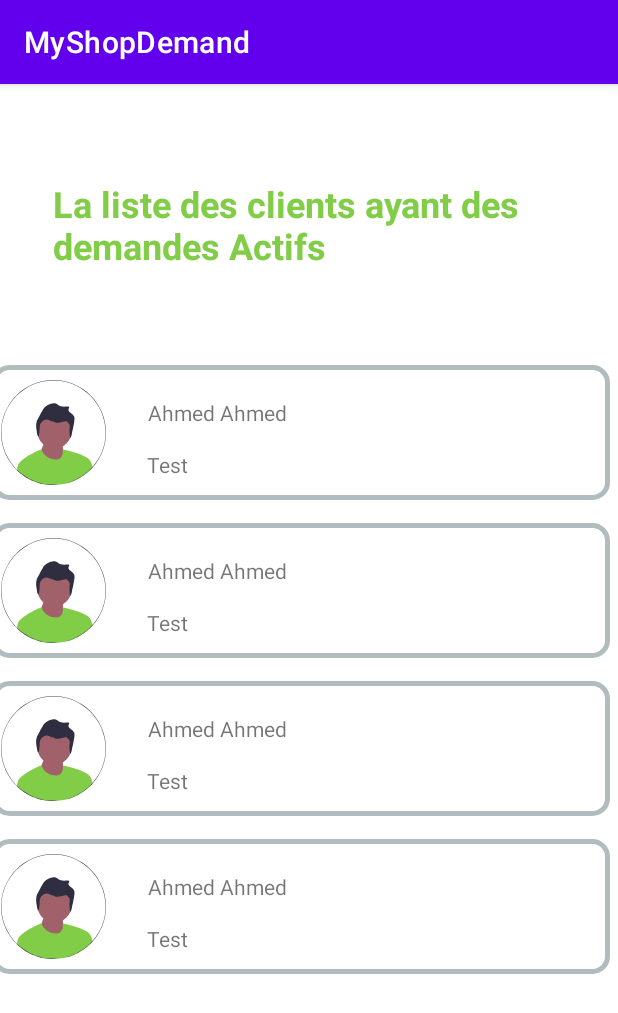
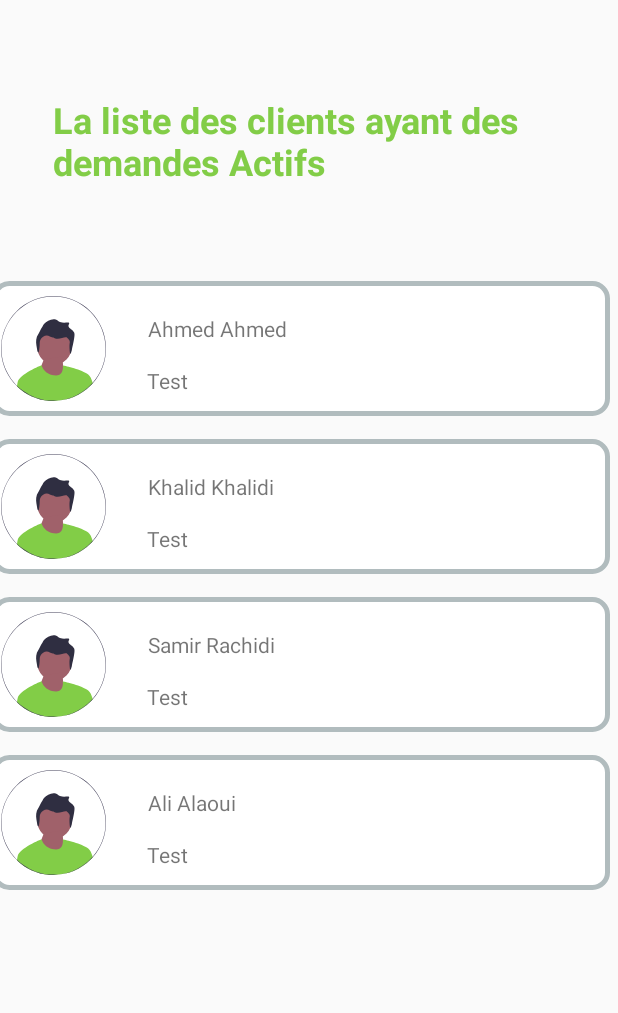
Before and after one commit to oussama-bouzekraoui01/MyShopDemand, an Android app: the ClientActivity screen opened directly, with no data from a screen before it, on a phone screen of 412 x 824 dp. Shown: the top 1013 px of the screen. Run offline under Robolectric (Android 15) with nearby library versions, the phone set to English and light mode, and no system bars; our stand-ins replace Firebase (no records; nobody signed in at launch, a user with empty details on screens opened directly).

Commit message:
last commit

```diff
--- a/app/build.gradle
+++ b/app/build.gradle
@@ -1,5 +1,6 @@
 plugins {
     id 'com.android.application'
+    id 'com.google.gms.google-services'
 }
 
 android {
@@ -33,6 +34,7 @@ dependencies {
     implementation 'androidx.appcompat:appcompat:1.5.1'
     implementation 'com.google.android.material:material:1.7.0'
     implementation 'androidx.constraintlayout:constraintlayout:2.1.4'
+    implementation 'com.google.firebase:firebase-database:20.1.0'
     testImplementation 'junit:junit:4.13.2'
     androidTestImplementation 'androidx.test.ext:junit:1.1.4'
     androidTestImplementation 'androidx.test.espresso:espresso-core:3.5.0'
--- a/app/src/main/AndroidManifest.xml
+++ b/app/src/main/AndroidManifest.xml
@@ -10,7 +10,7 @@
         android:label="@string/app_name"
         android:roundIcon="@mipmap/ic_launcher_round"
         android:supportsRtl="true"
-        android:theme="@style/Theme.MyShopDemand"
+        android:theme="@style/Theme.AppCompat.Light.NoActionBar"
         tools:targetApi="31">
         <activity
             android:name=".activities.DemandeActivity"
--- a/app/src/main/java/com/example/myshopdemand/activities/ClientActivity.java
+++ b/app/src/main/java/com/example/myshopdemand/activities/ClientActivity.java
@@ -1,5 +1,6 @@
 package com.example.myshopdemand.activities;
 
+import androidx.annotation.NonNull;
 import androidx.appcompat.app.AppCompatActivity;
 
 import android.content.Intent;
@@ -13,54 +14,84 @@ import com.example.myshopdemand.adapters.ClientAdapter;
 import com.example.myshopdemand.models.Client;
 import com.example.myshopdemand.models.Demande;
 import com.example.myshopdemand.models.Status;
+import com.google.firebase.database.DataSnapshot;
+import com.google.firebase.database.DatabaseError;
+import com.google.firebase.database.DatabaseReference;
+import com.google.firebase.database.FirebaseDatabase;
+import com.google.firebase.database.ValueEventListener;
 
 import java.util.ArrayList;
+import java.util.HashMap;
 
 
 public class ClientActivity extends AppCompatActivity {
+
+
+
 
     @Override
     protected void onCreate(Bundle savedInstanceState) {
         super.onCreate(savedInstanceState);
         setContentView(R.layout.activity_client);
 
-        String[] firstName = {"Ahmed", "Ahmed", "Ahmed", "Ahmed"};
-        String[] lastName = {"Ahmed", "Ahmed", "Ahmed", "Ahmed"};
+        String[] firstName = {"Ahmed", "Khalid", "Samir", "Ali"};
+        String[] lastName = {"Ahmed", "Khalidi", "Rachidi", "Alaoui"};
         String[] phone = {"+21264862388", "+21264862388", "+21264862388", "+21264862388"};
-        String[] email = {"ahmed@gmail.com", "ahmed@gmail.com", "ahmed@gmail.com", "ahmed@gmail.com"};
+        String[] email = {"ahmed@gmail.com", "khalid@gmail.com", "samir@gmail.com", "ali@gmail.com"};
 
 
-        ArrayList<Demande> demandes = new ArrayList<>();
-        demandes.add(new Demande(1l,"2L d'Eau","Achat d'Eau", Status.PENDING, false));
-        demandes.add(new Demande(2l,"1L d'Eau","Achat d'Eau", Status.PENDING, false));
-        demandes.add(new Demande(3l,"6L d'Eau","Achat d'Eau", Status.PENDING, false));
+        HashMap<String, Demande> demandes = new HashMap<>();
+        demandes.put("1",new Demande(1l,"2L d'Eau", false));
+        demandes.put("2",new Demande(2l,"1L d'Eau", false));
+        demandes.put("3", new Demande(3l,"6L d'Eau", false));
 
         ArrayList<Client> clientArrayList = new ArrayList<>();
 
+
         for (int i = 0; i < phone.length; i++) {
-            Client client = new Client(firstName[i], lastName[i], phone[i], email[i], demandes);
+            Client client = new Client(i,firstName[i], lastName[i], phone[i], email[i], demandes);
             clientArrayList.add(client);
         }
 
+
+
         ClientAdapter listAdapter = new ClientAdapter(ClientActivity.this, clientArrayList);
+
+        DatabaseReference reference = FirebaseDatabase.getInstance().getReference().child("Client");
+
+        reference.addValueEventListener(new ValueEventListener() {
+            @Override
+            public void onDataChange(@NonNull DataSnapshot snapshot) {
+                for(DataSnapshot dataSnapshot : snapshot.getChildren()) {
+                    final Client client = dataSnapshot.getValue(Client.class);
+                    clientArrayList.add(client);
+                }
+                listAdapter.notifyDataSetChanged();
+            }
+
+            @Override
+            public void onCancelled(@NonNull DatabaseError error) {
+
+            }
+        });
 
         ListView listView = findViewById(R.id.listViewClients);
         listView.setAdapter(listAdapter);
+
+
 
         listView.setOnItemClickListener(new AdapterView.OnItemClickListener() {
             @Override
             public void onItemClick(AdapterView<?> adapterView, View view, int i, long l) {
                 Intent intent = new Intent(ClientActivity.this, ClientDetailActivity.class);
-//                intent.putExtra("Array_size", clientArrayList.get(i).getDemandes().size());
-//                for(int j = 0; j < clientArrayList.get(i).getDemandes().size(); j++) {
-//                    intent.putExtra("Title "+j, clientArrayList.get(i).getDemandes().get(j).getTitle());
-//                    intent.putExtra("Description "+j, clientArrayList.get(i).getDemandes().get(j).getDescription());
-//                    intent.putExtra("Checked "+j, clientArrayList.get(i).getDemandes().get(j).isChecked());
-//                    //intent.putExtra("Status "+j, clientArrayList.get(i).getDemandes().get(j).getStatus());
-//                    intent.putExtra("Id "+j, clientArrayList.get(i).getDemandes().get(j).getDemandeId());
-//                }
+
+                intent.putExtra("full_name", clientArrayList.get(i).getFirstName() + clientArrayList.get(i).getLastName());
+                intent.putExtra("email", clientArrayList.get(i).getEmail());
+                intent.putExtra("phone", clientArrayList.get(i).getPhone());
+
                 startActivity(intent);
             }
         });
     }
+
 }
--- a/app/src/main/java/com/example/myshopdemand/activities/MainActivity.java
+++ b/app/src/main/java/com/example/myshopdemand/activities/MainActivity.java
@@ -7,11 +7,15 @@ import android.os.Bundle;
 import android.widget.Button;
 
 import com.example.myshopdemand.R;
+import com.google.firebase.database.FirebaseDatabase;
+
+import java.util.HashMap;
 
 public class MainActivity extends AppCompatActivity {
 
     @Override
     protected void onCreate(Bundle savedInstanceState) {
+
         super.onCreate(savedInstanceState);
         setContentView(R.layout.activity_main);
 
@@ -21,5 +25,6 @@ public class MainActivity extends AppCompatActivity {
             Intent i = new Intent(getApplicationContext(),ClientActivity.class);
             startActivity(i);
         });
+
     }
 }
--- a/app/src/main/java/com/example/myshopdemand/adapters/ClientAdapter.java
+++ b/app/src/main/java/com/example/myshopdemand/adapters/ClientAdapter.java
@@ -41,7 +41,7 @@ public class ClientAdapter extends ArrayAdapter<Client> {
         int id = R.drawable.image_profile;
 
         image.setImageResource(id);
-        fullName.setText(client.getFirstname() + " " + client.getLastname());
+        fullName.setText(client.getFirstName() + " " + client.getLastName());
         textDemande.setText("Test");
 
         return convertView;
--- a/app/src/main/java/com/example/myshopdemand/models/Client.java
+++ b/app/src/main/java/com/example/myshopdemand/models/Client.java
@@ -1,32 +1,51 @@
 package com.example.myshopdemand.models;
 
 import java.util.ArrayList;
+import java.util.HashMap;
 
 public class Client {
 
-    private String firstname;
-    private String lastname;
+    private int clientId;
+    private String firstName;
+    private String lastName;
     private String phone;
     private String email;
-    private ArrayList<Demande> demandes;
+    private HashMap<String,Demande> Demandes;
 
-
-
-
-    public String getFirstname() {
-        return firstname;
+    public Client() {
     }
 
-    public void setFirstname(String firstname) {
-        this.firstname = firstname;
+    public Client(int clientId, String firstName, String lastName, String phone, String email, HashMap<String, Demande> demandes) {
+        this.clientId = clientId;
+        this.firstName = firstName;
+        this.lastName = lastName;
+        this.phone = phone;
+        this.email = email;
+        Demandes = demandes;
     }
 
-    public String getLastname() {
-        return lastname;
+    public int getClientId() {
+        return clientId;
     }
 
-    public void setLastname(String lastname) {
-        this.lastname = lastname;
+    public void setClientId(int clientId) {
+        this.clientId = clientId;
+    }
+
+    public String getFirstName() {
+        return firstName;
+    }
+
+    public void setFirstName(String firstName) {
+        this.firstName = firstName;
+    }
+
+    public String getLastName() {
+        return lastName;
+    }
+
+    public void setLastName(String lastName) {
+        this.lastName = lastName;
     }
 
     public String getPhone() {
@@ -45,20 +64,11 @@ public class Client {
         this.email = email;
     }
 
-    public ArrayList<Demande> getDemandes() {
-        return demandes;
+    public HashMap<String, Demande> getDemandes() {
+        return Demandes;
     }
 
-    public void setDemandes(ArrayList<Demande> demandes) {
-        this.demandes = demandes;
-    }
-
-    public Client(String firstname, String lastname, String phone, String email, ArrayList<Demande> demandes) {
-
-        this.firstname = firstname;
-        this.lastname = lastname;
-        this.phone = phone;
-        this.email = email;
-        this.demandes = demandes;
+    public void setDemandes(HashMap<String,Demande> demandes) {
+        Demandes = demandes;
     }
 }
--- a/app/src/main/java/com/example/myshopdemand/models/Demande.java
+++ b/app/src/main/java/com/example/myshopdemand/models/Demande.java
@@ -5,15 +5,16 @@ import java.util.List;
 public class Demande {
     private Long demandeId;
     private String title;
-    private String description;
-    private Status status;
+//    private String description;
+//    private Status status;
     private boolean checked;
 
-    public Demande(Long demandeId, String title, String description, Status status, boolean checked) {
+    public Demande() {
+    }
+
+    public Demande(Long demandeId, String title, boolean checked) {
         this.demandeId = demandeId;
         this.title = title;
-        this.description = description;
-        this.status = status;
         this.checked = checked;
     }
 
@@ -33,21 +34,21 @@ public class Demande {
         this.title = title;
     }
 
-    public String getDescription() {
-        return description;
-    }
-
-    public void setDescription(String description) {
-        this.description = description;
-    }
-
-    public Status getStatus() {
-        return status;
-    }
-
-    public void setStatus(Status status) {
-        this.status = status;
-    }
+//    public String getDescription() {
+//        return description;
+//    }
+//
+//    public void setDescription(String description) {
+//        this.description = description;
+//    }
+//
+//    public Status getStatus() {
+//        return status;
+//    }
+//
+//    public void setStatus(Status status) {
+//        this.status = status;
+//    }
 
     public boolean isChecked() {
         return checked;
--- /dev/null
+++ b/app/src/main/res/layout-land/activity_client.xml
@@ -0,0 +1,38 @@
+<?xml version="1.0" encoding="utf-8"?>
+<RelativeLayout xmlns:android="http://schemas.android.com/apk/res/android"
+    android:layout_width="match_parent"
+    android:layout_height="match_parent"
+    xmlns:tools="http://schemas.android.com/tools"
+    android:textAlignment="center">
+
+    <ListView
+        android:id="@+id/listViewClients"
+        android:layout_width="583dp"
+        android:layout_height="237dp"
+        android:layout_alignParentStart="true"
+        android:layout_alignParentTop="true"
+        android:layout_alignParentEnd="true"
+        android:layout_alignParentBottom="true"
+        android:layout_centerHorizontal="true"
+        android:layout_marginStart="72dp"
+        android:layout_marginTop="122dp"
+        android:layout_marginEnd="76dp"
+        android:layout_marginBottom="52dp"
+        android:divider="@android:color/transparent"
+        android:dividerHeight="15.0sp"
+        tools:listitem="@layout/client_item" />
+
+    <TextView
+        android:layout_width="340dp"
+        android:layout_height="wrap_content"
+        android:layout_alignParentStart="true"
+        android:layout_alignParentTop="true"
+        android:layout_alignParentEnd="true"
+        android:layout_marginStart="35dp"
+        android:layout_marginTop="63dp"
+        android:layout_marginEnd="36dp"
+        android:text="@string/client_activity"
+        android:textColor="@color/secondarygreen"
+        android:textSize="24sp"
+        android:textStyle="bold" />
+</RelativeLayout>
--- a/app/src/main/res/layout-land/activity_client_detail.xml
+++ b/app/src/main/res/layout-land/activity_client_detail.xml
@@ -64,7 +64,6 @@
         android:layout_height="wrap_content"
         android:layout_marginStart="16dp"
         android:fontFamily="@font/mulish_semibold"
-        android:text="Ahmed Ahmed"
         android:textColor="@color/black"
         android:textSize="20sp"
         app:layout_constraintBottom_toBottomOf="@+id/fullName"
@@ -79,7 +78,6 @@
         android:layout_width="wrap_content"
         android:layout_height="wrap_content"
         android:fontFamily="@font/mulish_semibold"
-        android:text="ahmed@gmail.com"
         android:textColor="@color/black"
         android:textSize="16sp"
         app:layout_constraintBottom_toBottomOf="@+id/email"
@@ -94,7 +92,6 @@
         android:layout_width="wrap_content"
         android:layout_height="wrap_content"
         android:fontFamily="@font/mulish_semibold"
-        android:text="+212678384143"
         android:textColor="@color/black"
         android:textSize="20sp"
         app:layout_constraintBottom_toBottomOf="@+id/phone"
@@ -118,7 +115,7 @@
         app:layout_constraintTop_toBottomOf="@+id/email" />
 
     <android.widget.Button
-        android:id="@+id/button4"
+        android:id="@+id/buttonDetail"
         android:layout_width="230dp"
         android:layout_height="50dp"
         android:layout_marginStart="8dp"
--- a/app/src/main/res/layout-land/activity_demande.xml
+++ b/app/src/main/res/layout-land/activity_demande.xml
@@ -54,11 +54,11 @@
         android:text=""
         android:textSize="18sp"
         app:layout_constraintBottom_toBottomOf="@+id/textView7"
-        app:layout_constraintEnd_toEndOf="parent"
-        app:layout_constraintHorizontal_bias="0.101"
+        app:layout_constraintEnd_toStartOf="@+id/ListView100"
+        app:layout_constraintHorizontal_bias="0.287"
         app:layout_constraintStart_toEndOf="@+id/textView7"
         app:layout_constraintTop_toTopOf="@+id/textView7"
-        app:layout_constraintVertical_bias="1.0" />
+        app:layout_constraintVertical_bias="0.0" />
 
     <TextView
         android:id="@+id/textViewDescription"
--- a/app/src/main/res/layout/activity_client_detail.xml
+++ b/app/src/main/res/layout/activity_client_detail.xml
@@ -46,7 +46,6 @@
         android:layout_width="wrap_content"
         android:layout_height="wrap_content"
         android:fontFamily="@font/mulish_semibold"
-        android:text="+212678384143"
         android:textColor="@color/black"
         android:textSize="20sp"
         app:layout_constraintBottom_toBottomOf="@+id/phone"
@@ -73,7 +72,6 @@
         android:layout_width="wrap_content"
         android:layout_height="wrap_content"
         android:fontFamily="@font/mulish_semibold"
-        android:text="ahmed@gmail.com"
         android:textColor="@color/black"
         android:textSize="16sp"
         app:layout_constraintBottom_toBottomOf="@+id/email"
@@ -111,7 +109,6 @@
         android:layout_height="wrap_content"
         android:layout_marginStart="16dp"
         android:fontFamily="@font/mulish_semibold"
-        android:text="Ahmed Ahmed"
         android:textColor="@color/black"
         android:textSize="20sp"
         app:layout_constraintBottom_toBottomOf="@+id/fullName"
--- a/build.gradle
+++ b/build.gradle
@@ -1,4 +1,8 @@
-// Top-level build file where you can add configuration options common to all sub-projects/modules.
+buildscript {
+    dependencies {
+        classpath 'com.google.gms:google-services:4.3.14'
+    }
+}// Top-level build file where you can add configuration options common to all sub-projects/modules.
 plugins {
     id 'com.android.application' version '7.3.1' apply false
     id 'com.android.library' version '7.3.1' apply false
```
Also changed, not shown: app/src/main/java/com/example/myshopdemand/activities/ClientDetailActivity.java (+11 -5 lines), app/src/main/java/com/example/myshopdemand/activities/DemandeActivity.java (+8 -8 lines), app/src/main/res/layout-land/activity_main.xml (+4 -3 lines), 2 other files.
